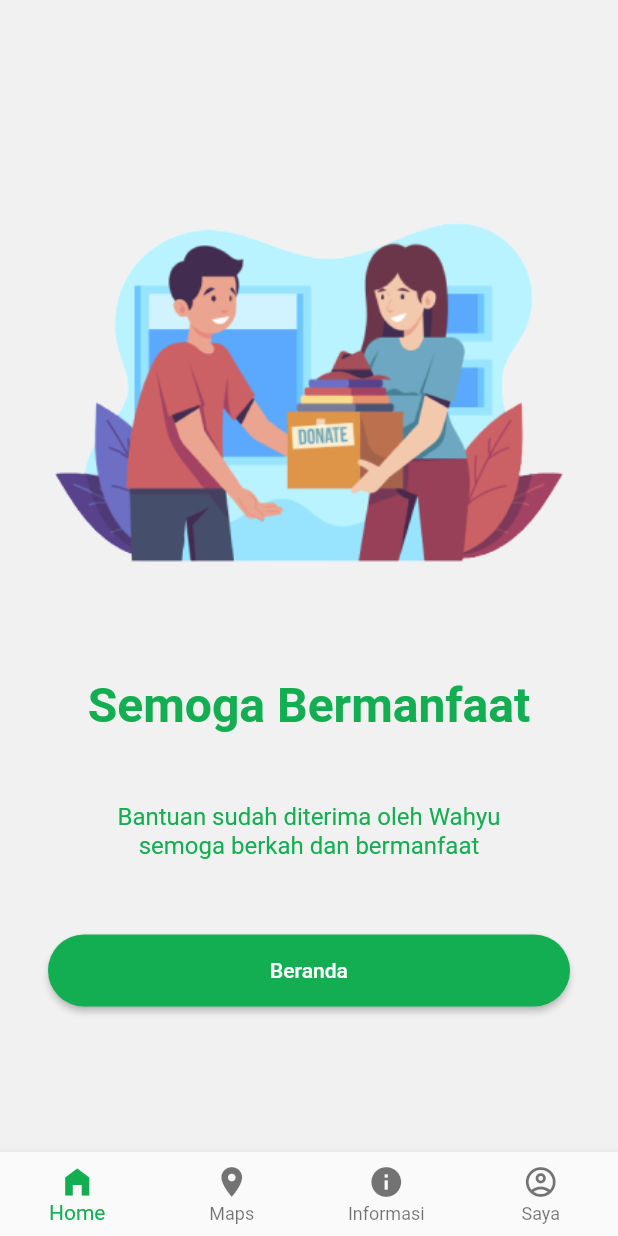
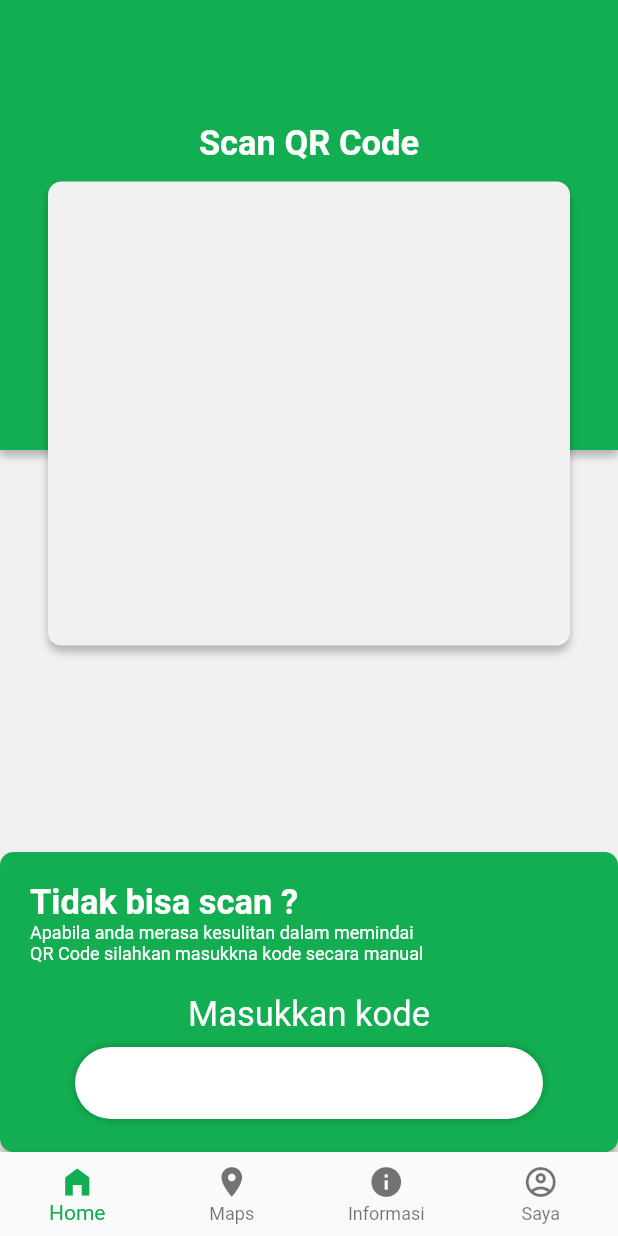
Before and after one commit to DeadpoolSteinS/BansosKu, a Flutter app: the screen it shows after launch, on a phone screen of 412 x 824 dp. Run offline on Flutter 3.47's test engine with Material 2 defaults, Android fonts, the phone set to English and light mode, and no system bars; our stand-ins replace carousel_slider.

Commit message:
add page for scanning qr code

```diff
--- a/lib/bottom_bar.dart
+++ b/lib/bottom_bar.dart
@@ -2,6 +2,7 @@ import 'package:bansosku/constants/my_colors.dart';
 import 'package:bansosku/pages/home/home_screen.dart';
 import 'package:bansosku/pages/informasi/informasi_screen.dart';
 import 'package:bansosku/pages/profile/profile_screen.dart';
+import 'package:bansosku/pages/scan/scan_page.dart';
 import 'package:bansosku/pages/success/semoga_bermanfaat.dart';
 // import 'package:bansosku/auth/signin/profile/profile_screen.dart';
 import 'package:flutter/material.dart';
@@ -17,7 +18,7 @@ class _BottomBarState extends State<BottomBar> {
   int _page = 0;
 
   List<Widget> listPage = [
-    const SemogaBermanfaat(),
+    const ScanScreen(),
     const Scaffold(),
     const InformarsiScreen(),
     const ProfileScreen(),
--- /dev/null
+++ b/lib/common/custom_textfield_empty.dart
@@ -0,0 +1,47 @@
+import 'package:bansosku/constants/my_colors.dart';
+import 'package:flutter/material.dart';
+
+class CustomTextfieldEmpty extends StatelessWidget {
+
+  @override
+  Widget build(BuildContext context) {
+    return Column(
+      crossAxisAlignment: CrossAxisAlignment.start,
+      children: [
+        const SizedBox(height: 8),
+        Container(
+          decoration: BoxDecoration(
+            borderRadius: BorderRadius.circular(30),
+            boxShadow: const [
+              BoxShadow(
+                color: Colors.black26,
+                blurRadius: 4,
+                // offset: Offset(0, 8),
+              )
+            ],
+          ),
+          margin: EdgeInsets.fromLTRB(30, 0, 30, 0),
+          child: TextFormField(
+            decoration: InputDecoration(
+              contentPadding: const EdgeInsets.symmetric(horizontal: 20),
+              filled: true,
+              fillColor: Colors.white,
+              hintStyle: const TextStyle(
+                color: Color(0xffC4C4C4),
+              ),
+              border: OutlineInputBorder(
+                borderSide: BorderSide.none,
+                borderRadius: BorderRadius.circular(30),
+              ),
+              enabledBorder: OutlineInputBorder(
+                borderSide: BorderSide.none,
+                borderRadius: BorderRadius.circular(30),
+              ),
+            ),
+            maxLines: 1,
+          ),
+        ),
+      ],
+    );
+  }
+}
--- /dev/null
+++ b/lib/pages/scan/scan_page.dart
@@ -0,0 +1,163 @@
+import 'package:bansosku/common/custom_textfield_empty.dart';
+import 'package:bansosku/constants/my_colors.dart';
+import 'package:bansosku/pages/notifikasi/components/notifikasi_card.dart';
+import 'package:flutter/material.dart';
+
+import 'package:bansosku/constants/my_colors.dart';
+import 'package:bansosku/pages/home/components/feature_card.dart';
+import 'package:bansosku/pages/home/components/news_card.dart';
+import 'package:bansosku/pages/notifikasi/notifikasi_screen.dart';
+import 'package:bansosku/pages/salurkan/salurkan_screen.dart';
+import 'package:carousel_slider/carousel_slider.dart';
+import 'package:flutter/material.dart';
+
+import '../../common/custom_textfield.dart';
+
+class ScanScreen extends StatelessWidget {
+  static const String routeName = '/notifikasi';
+  const ScanScreen({super.key});
+
+  @override
+  Widget build(BuildContext context) {
+    double cardWidth = (MediaQuery.of(context).size.width - 128) / 3;
+    return Scaffold(
+      body: Stack(
+        children: [
+          Container(
+            width: MediaQuery.of(context).size.width,
+            height: 300,
+            decoration: const BoxDecoration(
+              color: MyColors.primaryGreen,
+              boxShadow: [
+                BoxShadow(
+                  color: Colors.black26,
+                  blurRadius: 4,
+                  offset: Offset(0, 4),
+                )
+              ],
+            ),
+          ),
+          SingleChildScrollView(
+            child: SafeArea(
+              child: Column(
+                children: [
+                  Container(
+                    padding: const EdgeInsets.only(
+                      top: 32,
+                      right: 32,
+                      bottom: 16,
+                      left: 32,
+                    ),
+                    child: Column(
+                      children: [
+                        Column(
+                          crossAxisAlignment: CrossAxisAlignment.start,
+                          children: [
+                            const SizedBox(height: 50),
+                            Center(
+                              child: Text(
+                                "Scan QR Code",
+                                style: TextStyle(
+                                  color: Colors.white,
+                                  fontWeight: FontWeight.w600,
+                                  fontSize: 23,
+                                ),
+                              ),
+                            )
+                          ],
+                        ),
+                        const SizedBox(height: 12),
+                        Container(
+                          width: double.infinity,
+                          height: cardWidth * 2 + 120,
+                          padding: const EdgeInsets.symmetric(
+                            horizontal: 16,
+                            vertical: 20,
+                          ),
+                          decoration: BoxDecoration(
+                            color: MyColors.primaryBg,
+                            borderRadius: BorderRadius.circular(9),
+                            boxShadow: const [
+                              BoxShadow(
+                                color: Colors.black26,
+                                blurRadius: 4,
+                                offset: Offset(0, 4),
+                              )
+                            ],
+                          ),
+                        ),
+                      ],
+                    ),
+                  ),
+                ],
+              ),
+            ),
+          ),
+          Column(
+            crossAxisAlignment: CrossAxisAlignment.center,
+            mainAxisSize: MainAxisSize.max,
+            mainAxisAlignment: MainAxisAlignment.end,
+            children: [
+              Container(
+                width: MediaQuery.of(context).size.width,
+                padding: EdgeInsets.all(20.0),
+                height: 200,
+                decoration: BoxDecoration(
+                  color: MyColors.primaryGreen,
+                  borderRadius: BorderRadius.circular(9),
+                  boxShadow: [
+                    BoxShadow(
+                      color: Colors.black26,
+                      blurRadius: 4,
+                      offset: Offset(0, 4),
+                    )
+                  ],
+                ),
+                child: Column(
+                  crossAxisAlignment: CrossAxisAlignment.start,
+                  children: [
+                    Text(
+                      "Tidak bisa scan ?",
+                      style: TextStyle(
+                        color: Colors.white,
+                        fontWeight: FontWeight.w600,
+                        fontSize: 23,
+                      ),
+                    ),
+                    Text(
+                      "Apabila anda merasa kesulitan dalam memindai",
+                      style: TextStyle(
+                        color: Colors.white,
+                        fontSize: 12,
+                      ),
+                    ),
+                    Text(
+                      "QR Code silahkan masukkna kode secara manual",
+                      style: TextStyle(
+                        color: Colors.white,
+                        fontSize: 12,
+                      ),
+                    ),
+                    const SizedBox(
+                      height: 20,
+                    ),
+                    Center(
+                      child: Text(
+                        "Masukkan kode",
+                        style: TextStyle(
+                          color: Colors.white,
+                          fontSize: 23,
+                        ),
+                      ),
+                    ),
+                    CustomTextfieldEmpty(),
+                  ],
+                ),
+              ),
+            ],
+          )
+        ],
+      ),
+    );
+  }
+}
```
